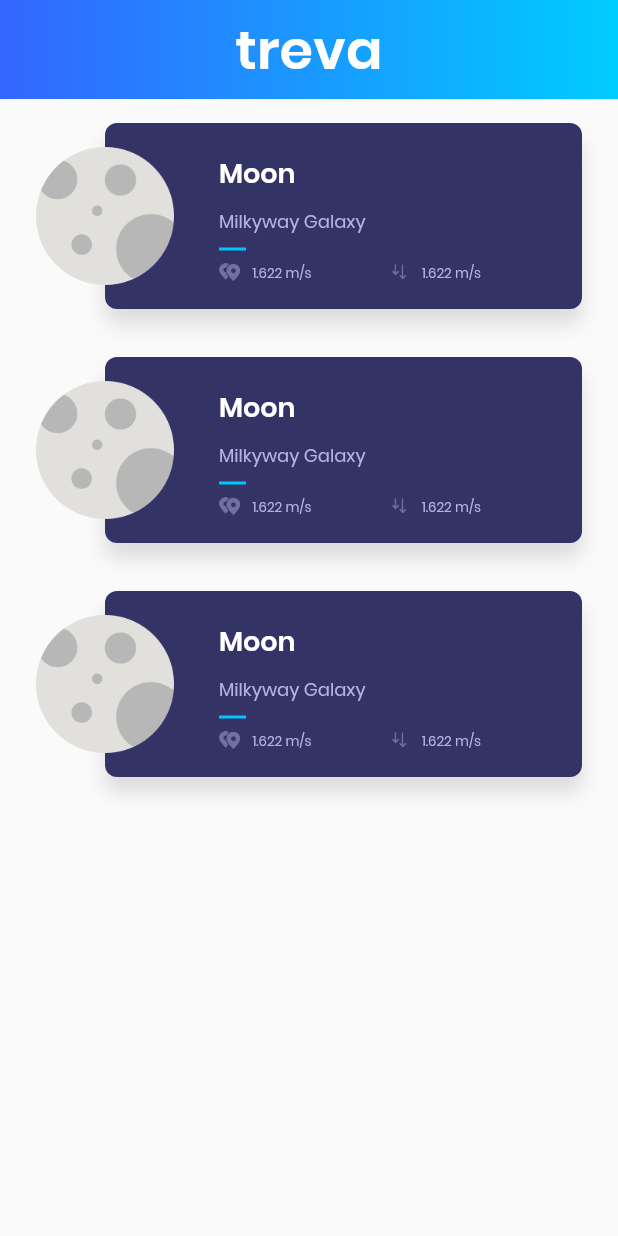
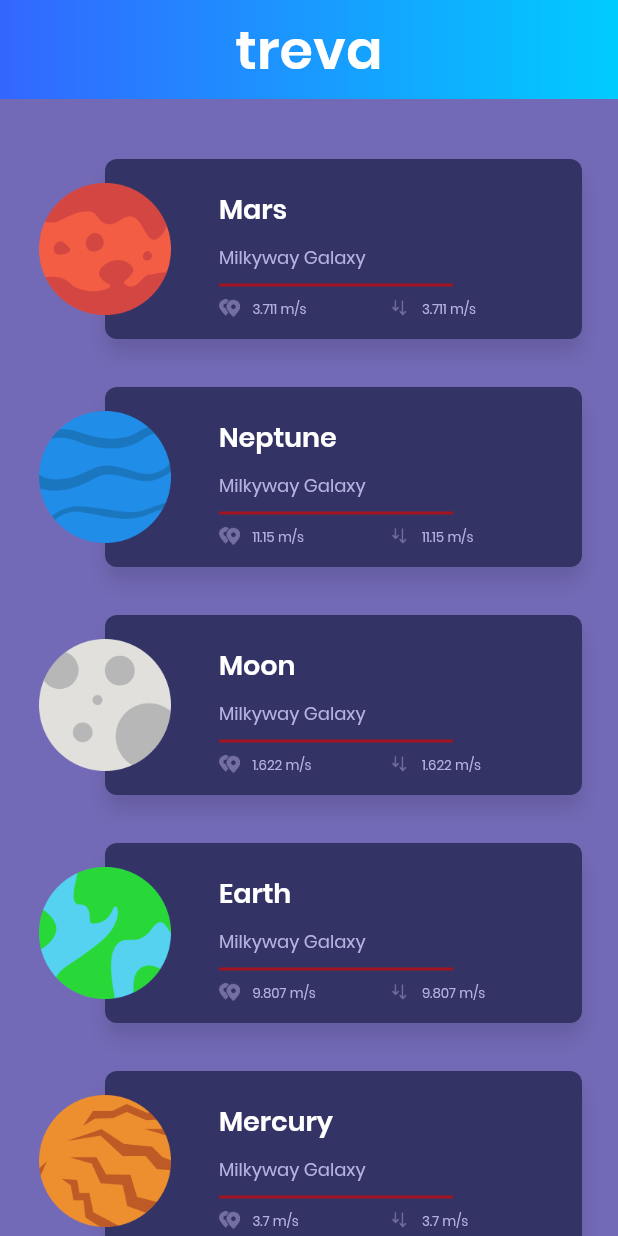
Before and after one commit to gabsbelini/flutter-planets, a Flutter app: the screen it shows after launch, on a phone screen of 412 x 824 dp. Run offline on Flutter 3.47's test engine with Material 2 defaults, Android fonts, the phone set to English and light mode, and no system bars.

Commit message:
planet homepage done; Added Hero to planets; Code needs refactoring

```diff
--- a/lib/main.dart
+++ b/lib/main.dart
@@ -7,19 +7,13 @@ class MyApp extends StatelessWidget {
   @override
   Widget build(BuildContext context) {
     return MaterialApp(
-      title: 'Flutter Demo',
-      theme: ThemeData(
-        primarySwatch: Colors.blue,
-      ),
-      home: MyHomePage(title: 'Flutter Demo Home Page'),
+      title: 'Planets',
+      home: MyHomePage(),
     );
   }
 }
 
 class MyHomePage extends StatefulWidget {
-  MyHomePage({Key key, this.title}) : super(key: key);
-  final String title;
-
   @override
   _MyHomePageState createState() => _MyHomePageState();
 }
@@ -32,8 +26,6 @@ class _MyHomePageState extends State<MyHomePage> {
         children: <Widget>[
           CustomAppBar(),
           HomePageBody(),
-          HomePageBody(),
-          HomePageBody(),
         ],
       ),
       );
@@ -43,7 +35,26 @@ class _MyHomePageState extends State<MyHomePage> {
 class HomePageBody extends StatelessWidget {
   @override
   Widget build(BuildContext context) {
-    return PlanetRow(planets[2]);
+    return Expanded(
+      child: Container(
+        color: Color(0xFF736AB7),
+        child: CustomScrollView(
+          scrollDirection: Axis.vertical,
+          slivers: <Widget>[
+            SliverPadding(
+              padding: EdgeInsets.symmetric(vertical: 24.0),
+              sliver: SliverFixedExtentList(
+                itemExtent: 152.0,
+                delegate: SliverChildBuilderDelegate(
+                  (context, index) => PlanetRow(planets[index]),
+                  childCount: planets.length,
+                )
+              )
+            )
+          ],
+        )
+      ),
+    );
   }
 }
 
@@ -52,15 +63,8 @@ class PlanetRow extends StatelessWidget {
       fontFamily: 'Poppins'
     );
 
-
-
   final Planet planet;
-
   PlanetRow(this.planet);
-
-
-
-
 
   @override
   Widget build(BuildContext context) {
@@ -106,8 +110,8 @@ class PlanetRow extends StatelessWidget {
           Container(
             margin: EdgeInsets.symmetric(vertical: 8.0),
             height: 2.0,
-            width: 18.0,
-            color: Color(0xff00c6ff)
+            width: 156.0,
+            color: Color(0xCCBE0E0E)
           ),
           Row(
             children: <Widget>[
@@ -140,23 +144,38 @@ class PlanetRow extends StatelessWidget {
       ]
     )
   );
+
     final planetThumbnail = Container(
     margin: EdgeInsets.symmetric(vertical: 16),
     alignment: FractionalOffset.centerLeft,
-    child: new Image(
-      image: new AssetImage(planet.image),
-      height: 92.0,
-      width: 92.0,
-    ),
+    child: Hero(
+      tag: "planet-hero-${planet.id}",
+      child: Image(
+        image: new AssetImage(planet.image),
+        height: 92.0,
+        width: 92.0,
+      ),
+    )
   );
-    return Container(
-      margin: EdgeInsets.symmetric(horizontal: 24, vertical: 16),
-      child: Stack(
+
+  return new GestureDetector(
+    onTap: () => Navigator.of(context).push(new PageRouteBuilder(
+      pageBuilder: (_, __, ___) => new DetailPage(planet),
+    )),
+    child: new Container(
+      height: 120.0,
+      margin: const EdgeInsets.symmetric(
+        vertical: 16.0,
+        horizontal: 24.0,
+      ),
+      child: new Stack(
         children: <Widget>[
           planetCard,
-          planetThumbnail
-      ],),
-    );
+          planetThumbnail,
+        ],
+      ),
+    )
+  );
   }
 }
 
@@ -219,3 +238,28 @@ List<Planet> planets = [
     image: "assets/images/mercury.png",
   ),
 ];
+
+
+class DetailPage extends StatelessWidget {
+  final Planet planet;
+  DetailPage(this.planet);
+
+  @override
+  Widget build(BuildContext context) {
+    return Scaffold(
+      body: Container(
+        constraints: BoxConstraints.expand(),
+        child: Column(
+          mainAxisAlignment: MainAxisAlignment.center,
+          children: <Widget>[
+            Text(planet.name),
+            Hero(
+            tag: "planet-hero-${planet.id}",
+            child: Image.asset(planet.image, width: 96.0, height: 96.0)
+            )
+          ],
+        ),
+      ),
+    );
+  }
+}
```
